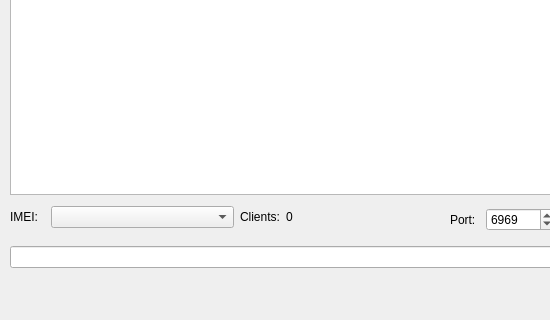
Qt form window.ui (BabyZion/server_gain) before a commit; both pictures show x 0 to 550 and y 336 to 656 of the 799 by 656 pixel window.
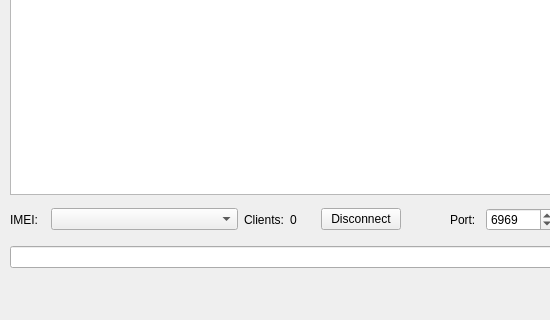
The same form after that commit.

Commit message: DISCONNECT button and its features implemented.

Patch:
```diff
--- a/window.ui
+++ b/window.ui
@@ -77,8 +77,8 @@
      <rect>
       <x>10</x>
       <y>540</y>
-      <width>301</width>
-      <height>26</height>
+      <width>391</width>
+      <height>31</height>
      </rect>
     </property>
     <layout class="QHBoxLayout" name="horizontalLayout">
@@ -130,6 +130,25 @@
        </property>
       </widget>
      </item>
+     <item>
+      <widget class="QPushButton" name="pushButtonDisconnect">
+       <property name="maximumSize">
+        <size>
+         <width>80</width>
+         <height>16777215</height>
+        </size>
+       </property>
+       <property name="text">
+        <string>Disconnect</string>
+       </property>
+       <property name="checkable">
+        <bool>false</bool>
+       </property>
+       <property name="checked">
+        <bool>false</bool>
+       </property>
+      </widget>
+     </item>
     </layout>
    </widget>
    <widget class="QWidget" name="horizontalLayoutWidget">
```
The commit also changes 2 other files.
